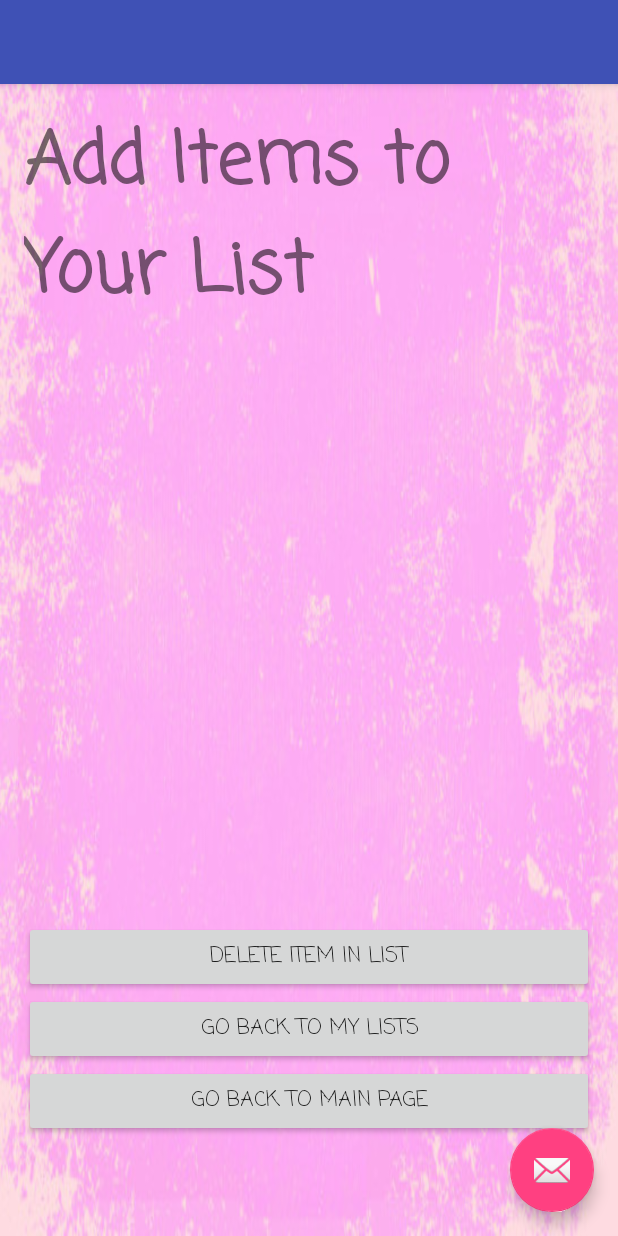
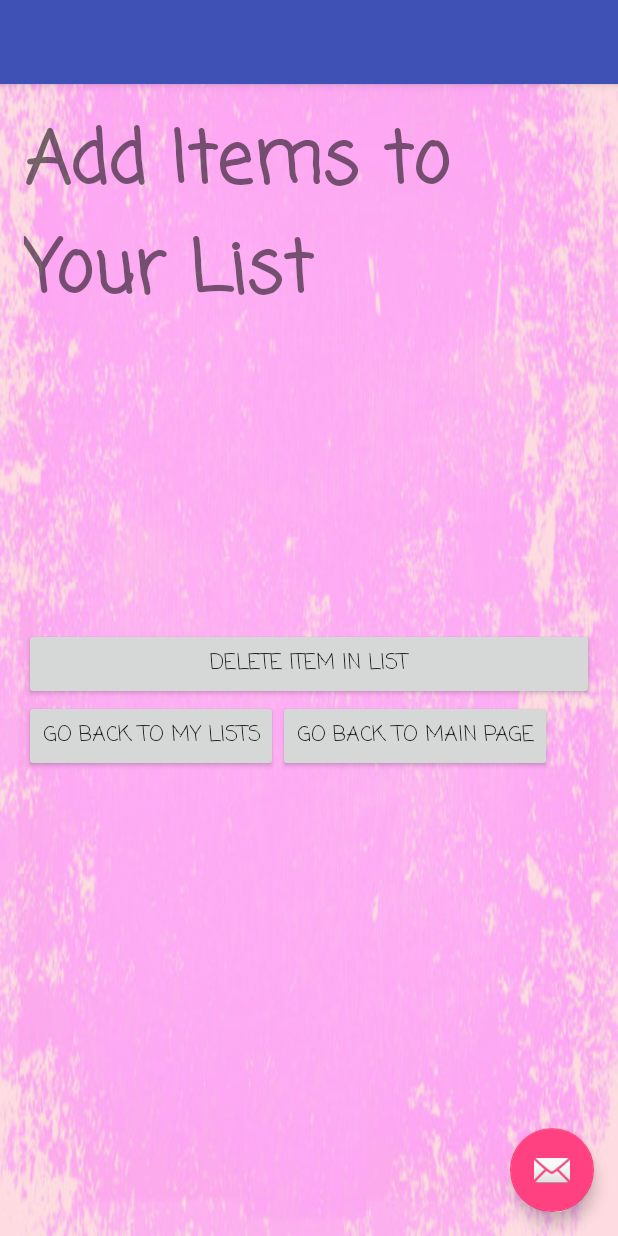
Before and after one commit to abk-chicago/ToDoList, an Android app: the AddListItemActivity screen opened directly, with no data from a screen before it, on a phone screen of 412 x 824 dp. Run offline under Robolectric (Android 15) with nearby library versions, the phone set to English and light mode, and no system bars; 2 statements that could not run were skipped.

Commit message:
layout
finished layout. still need to work on java functionality

```diff
--- a/app/src/main/res/layout/content_add_list_item.xml
+++ b/app/src/main/res/layout/content_add_list_item.xml
@@ -34,31 +34,31 @@
         android:id="@+id/btn_delete_item"
         android:layout_width="match_parent"
         android:layout_height="wrap_content"
-        android:layout_above="@+id/btn_bk_to_lists"
+        android:fontFamily="casual"
+        android:text="delete item in list"
+        android:layout_below="@+id/list_view_add_item"
         android:layout_alignParentLeft="true"
-        android:layout_alignParentStart="true"
-        android:fontFamily="casual"
-        android:text="delete item in list" />
+        android:layout_alignParentStart="true" />
 
     <Button
         android:id="@+id/btn_bk_to_lists"
-        android:layout_width="match_parent"
+        android:layout_width="wrap_content"
         android:layout_height="wrap_content"
-        android:layout_above="@+id/btn_bk_to_main"
+        android:fontFamily="casual"
+        android:text="go back to My Lists"
+        android:layout_below="@+id/btn_delete_item"
         android:layout_alignParentLeft="true"
-        android:layout_alignParentStart="true"
-        android:fontFamily="casual"
-        android:text="go back to My Lists" />
+        android:layout_alignParentStart="true" />
 
     <Button
         android:id="@+id/btn_bk_to_main"
-        android:layout_width="match_parent"
+        android:layout_width="wrap_content"
         android:layout_height="wrap_content"
-        android:layout_alignParentBottom="true"
-        android:layout_centerHorizontal="true"
-        android:layout_marginBottom="50dp"
         android:fontFamily="casual"
-        android:text="go back to Main Page" />
+        android:text="go back to Main Page"
+        android:layout_below="@+id/btn_delete_item"
+        android:layout_toRightOf="@+id/btn_bk_to_lists"
+        android:layout_toEndOf="@+id/btn_bk_to_lists" />
 
 
 
```
Also changed, not shown: 16 other files.
